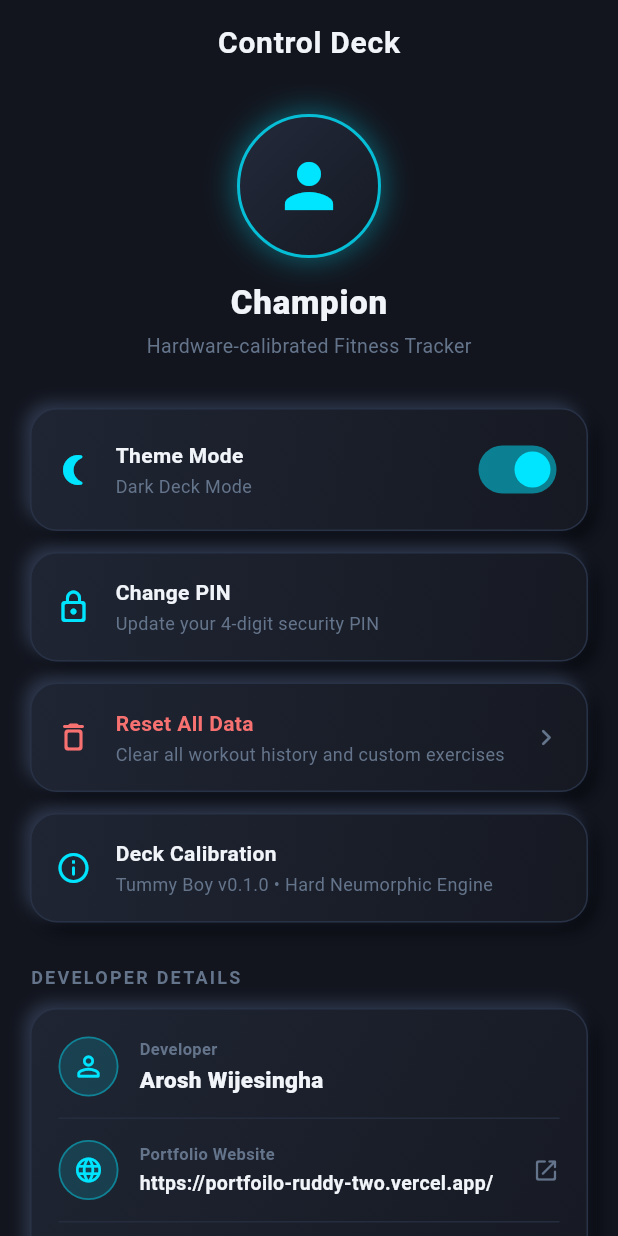
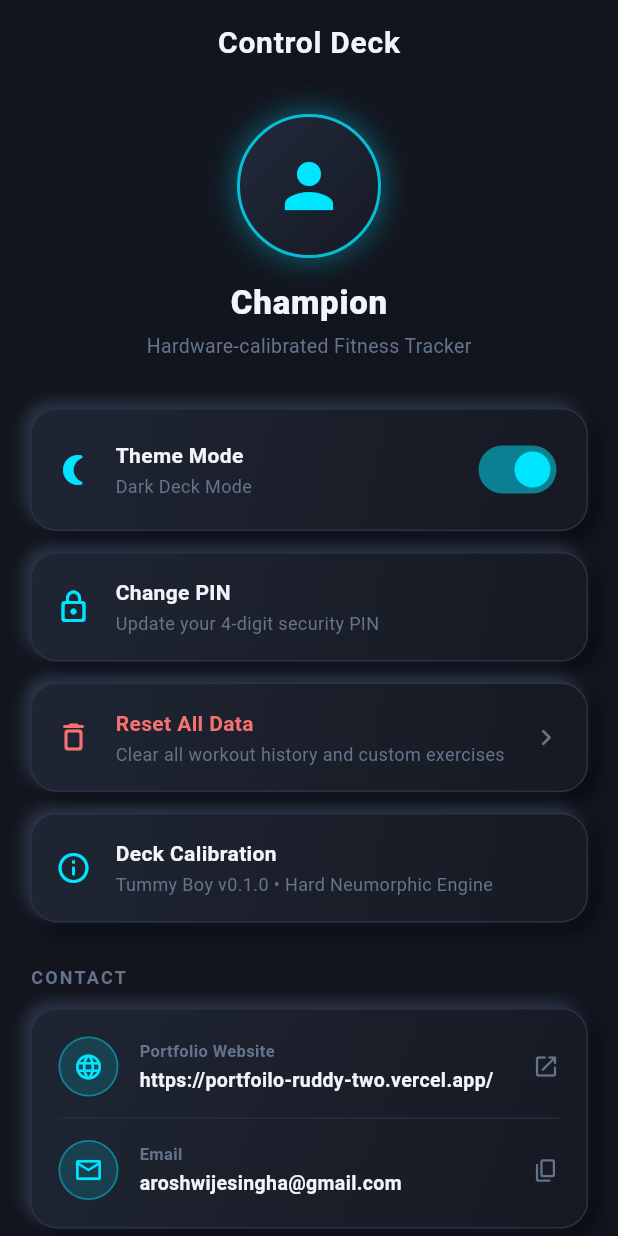
Before and after one commit to aroshwijesinghe/Tummy_boy, a Flutter app: the ProfilePage screen opened directly, on a phone screen of 412 x 824 dp. Run offline on Flutter 3.47's test engine with Material 3 defaults, Android fonts, the phone set to English and light mode, and no system bars; our stand-ins replace fl_chart, shared_preferences; accounts and stored records are empty.

Commit message:
refactor(profile): hide developer name and keep website and email only under contact section

```diff
--- a/lib/features/profile/presentation/pages/profile_page.dart
+++ b/lib/features/profile/presentation/pages/profile_page.dart
@@ -150,11 +150,11 @@ class ProfilePage extends StatelessWidget {
             ),
             const SizedBox(height: 28),
 
-            // DEVELOPER DETAILS SECTION (Name, Email, Website)
+            // CONTACT DETAILS SECTION (Website & Email only)
             Align(
               alignment: Alignment.centerLeft,
               child: Text(
-                'DEVELOPER DETAILS',
+                'CONTACT',
                 style: TextStyle(
                   color: subCol,
                   fontWeight: FontWeight.w700,
@@ -168,45 +168,6 @@ class ProfilePage extends StatelessWidget {
               padding: const EdgeInsets.all(18),
               child: Column(
                 children: [
-                  // Developer Name Item
-                  Row(
-                    children: [
-                      Container(
-                        width: 40,
-                        height: 40,
-                        decoration: BoxDecoration(
-                          shape: BoxShape.circle,
-                          color: AppColors.neonCyan.withValues(alpha: 0.15),
-                          border: Border.all(color: AppColors.neonCyan.withValues(alpha: 0.4), width: 1.2),
-                        ),
-                        child: const Icon(Icons.person_outline_rounded, color: AppColors.neonCyan, size: 22),
-                      ),
-                      const SizedBox(width: 14),
-                      Expanded(
-                        child: Column(
-                          crossAxisAlignment: CrossAxisAlignment.start,
-                          children: [
-                            Text(
-                              'Developer',
-                              style: TextStyle(color: subCol, fontSize: 11, fontWeight: FontWeight.w600),
-                            ),
-                            const SizedBox(height: 2),
-                            Text(
-                              'Arosh Wijesingha',
-                              style: TextStyle(
-                                color: textCol,
-                                fontSize: 15,
-                                fontWeight: FontWeight.w800,
-                              ),
-                            ),
-                          ],
-                        ),
-                      ),
-                    ],
-                  ),
-                  const SizedBox(height: 14),
-                  Divider(color: isDark ? AppColors.borderDark : AppColors.borderLight, height: 1),
-                  const SizedBox(height: 14),
                   // Website / Portfolio Item
                   GestureDetector(
                     onTap: () {
```
